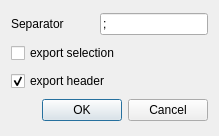
Old version of the form dialogs/csvexportdialog.ui in the repository bendalab/NixView.
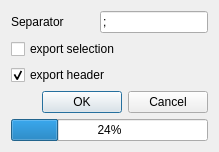
New version of the form. Icons and pictures are not drawn.

Commit message: [csv export] got a progress bar

The edit to the form file:
```diff
--- a/dialogs/csvexportdialog.ui
+++ b/dialogs/csvexportdialog.ui
@@ -79,6 +79,13 @@
      </property>
     </widget>
    </item>
+   <item>
+    <widget class="QProgressBar" name="progressBar">
+     <property name="value">
+      <number>24</number>
+     </property>
+    </widget>
+   </item>
   </layout>
  </widget>
  <resources/>
```
The commit also changes 1 other file.
